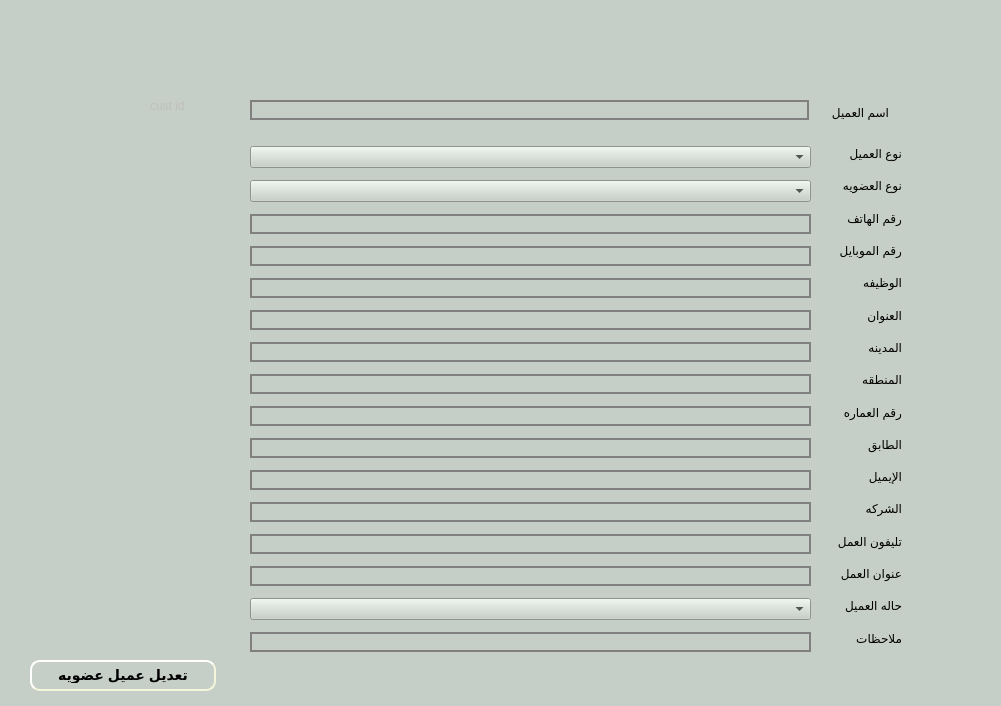
First picture: the form in presentation/loyalty_ui/modifyCustomer.ui, repository shymaa123456/HyperPOS2020, before the edit.
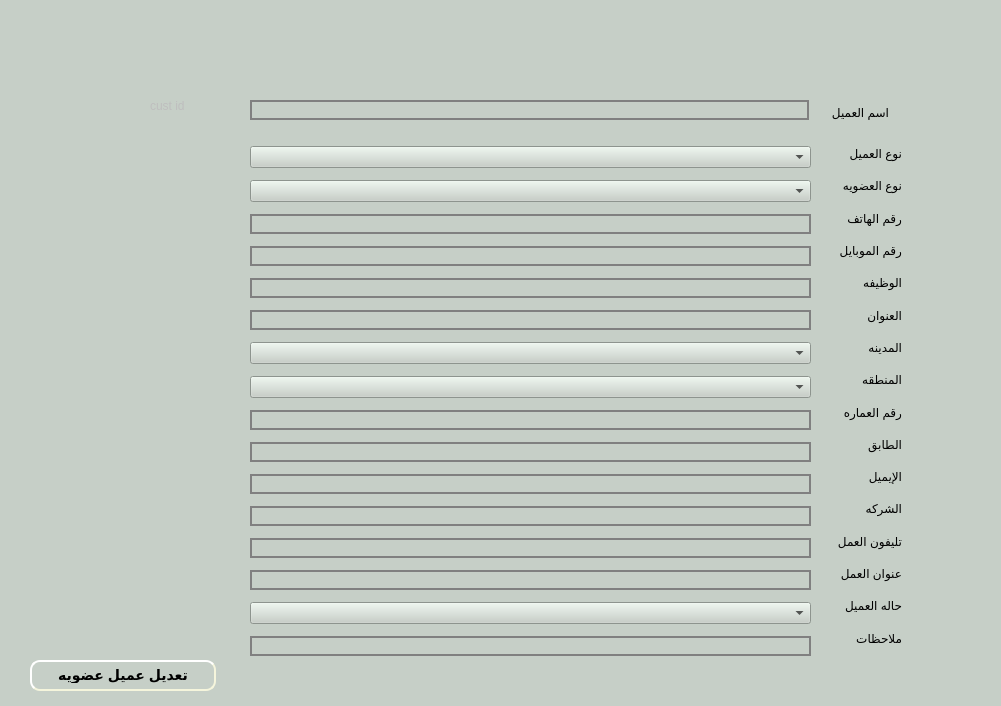
Second picture: the form after the edit.

The edit to the form file:
```diff
--- a/presentation/loyalty_ui/modifyCustomer.ui
+++ b/presentation/loyalty_ui/modifyCustomer.ui
@@ -219,26 +219,16 @@
      </widget>
     </item>
     <item>
-     <widget class="QLineEdit" name="LE_city">
-      <property name="styleSheet">
-       <string notr="true">border: 2px solid gray;
-
-                                padding: 0 8px;
-
-                                selection-background-color: darkgray;
-                            </string>
+     <widget class="QComboBox" name="CMB_city">
+      <property name="duplicatesEnabled">
+       <bool>true</bool>
       </property>
      </widget>
     </item>
     <item>
-     <widget class="QLineEdit" name="LE_district">
-      <property name="styleSheet">
-       <string notr="true">border: 2px solid gray;
-
-                                padding: 0 8px;
-
-                                selection-background-color: darkgray;
-                            </string>
+     <widget class="QComboBox" name="CMB_district">
+      <property name="duplicatesEnabled">
+       <bool>true</bool>
       </property>
      </widget>
     </item>
```
Left out of the diff: 4 changed lines with no effect on the pictures.
